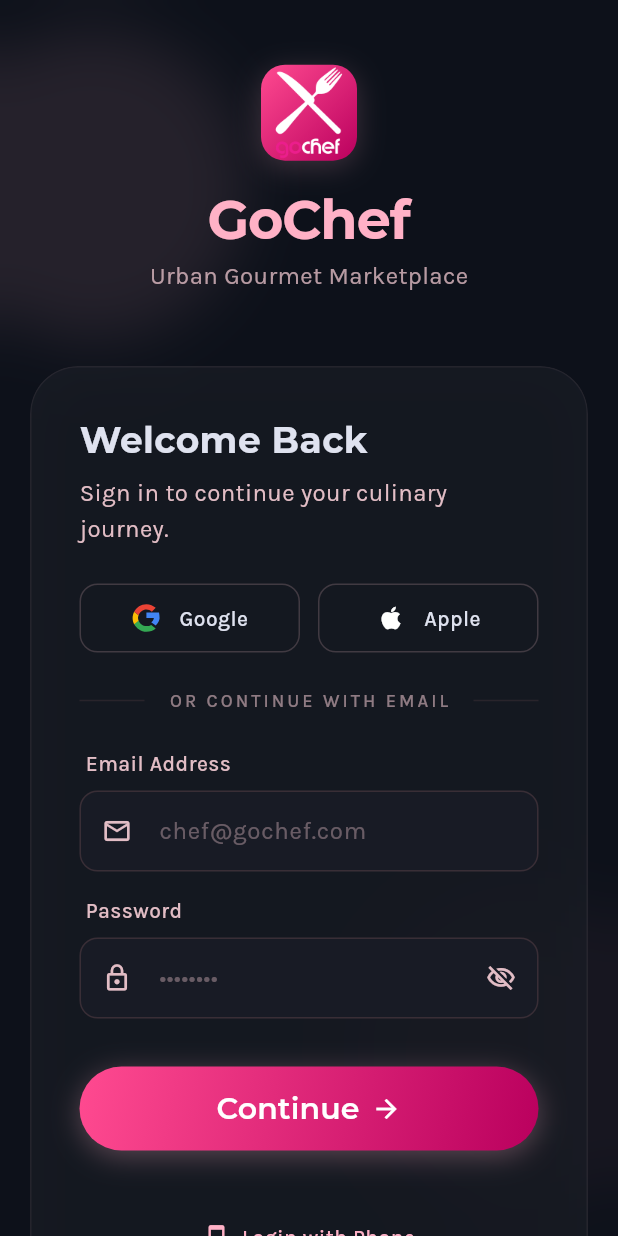
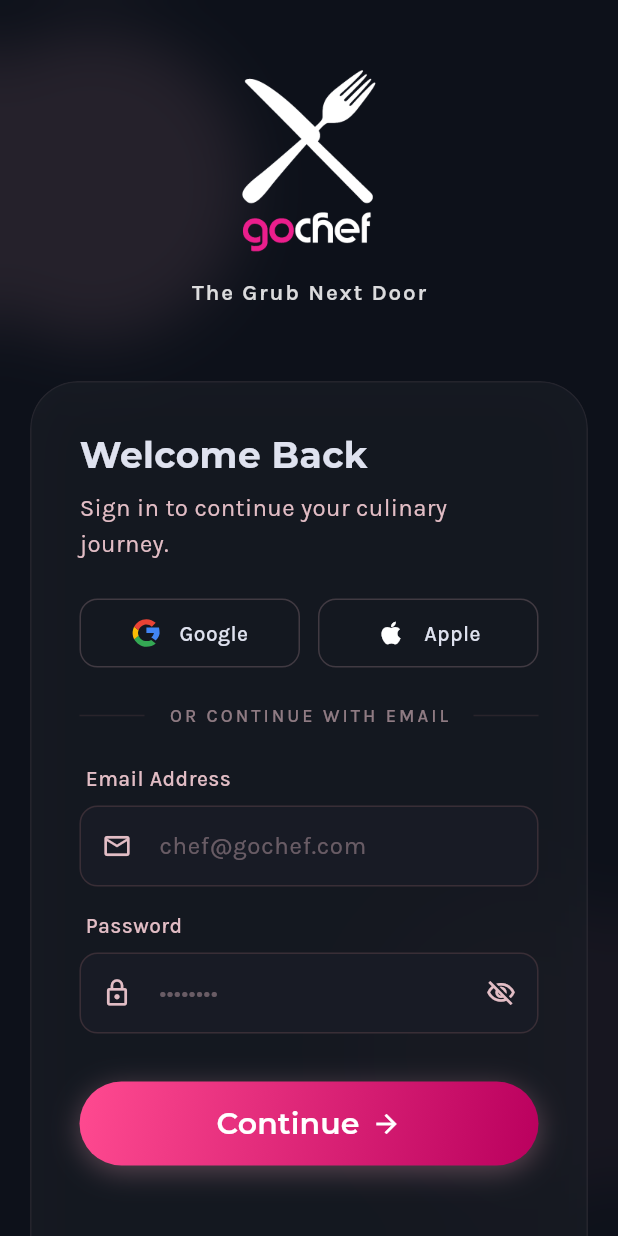
Before and after one commit to farrellfilbert/gochef, a Flutter app: the screen it shows after launch, on a phone screen of 412 x 824 dp. Run offline on Flutter 3.47's test engine with Material 3 defaults, Android fonts, the phone set to English and light mode, and no system bars; our stand-ins replace flutter_map, google_fonts, google_sign_in, image_cropper, image_picker, latlong2 and 3 more.

Commit message:
fix: update login logo to loading screen style, subtitle to The Grub Next Door, and prominent cart button next to 3 dots in kitchen

```diff
--- a/lib/screens/auth/login_screen.dart
+++ b/lib/screens/auth/login_screen.dart
@@ -239,51 +239,31 @@
   Widget _buildLogoArea() {
     return Column(
       children: [
-        // Logo icon with gradient
+        // Logo icon with subtle bounce/float (same as loading screen)
         AnimatedBuilder(
           animation: _floatAnimation,
           builder: (context, child) => Transform.translate(
             offset: Offset(0, _floatAnimation.value * 0.3),
             child: child,
           ),
-          child: Container(
-            width: 64,
-            height: 64,
-            decoration: BoxDecoration(
-              borderRadius: BorderRadius.circular(16),
-              gradient: AppColors.magentaGloss,
-              boxShadow: [
-                BoxShadow(
-                  color: AppColors.primary.withValues(alpha: 0.2),
-                  blurRadius: 16,
-                  offset: const Offset(0, 4),
-                ),
-              ],
-            ),
-            child: ClipRRect(
-              borderRadius: BorderRadius.circular(16),
-              child: Image.asset(
-                'assets/images/GoCheflogo.png',
-                width: 64,
-                height: 64,
-                fit: BoxFit.cover,
-              ),
-            ),
+          child: Image.asset(
+            'assets/images/logo.png',
+            width: 128,
+            height: 128,
+            fit: BoxFit.contain,
           ),
         ),
-        const SizedBox(height: 12),
-        // Title
-        Text(
-          'GoChef',
-          style: AppTextStyles.displayLgMobile(color: AppColors.primary),
-        ),
-        const SizedBox(height: 4),
+        const SizedBox(height: 8),
         // Subtitle
         Opacity(
-          opacity: 0.8,
+          opacity: 0.85,
           child: Text(
-            'Urban Gourmet Marketplace',
-            style: AppTextStyles.bodyMd(color: AppColors.onSurfaceVariant),
+            'The Grub Next Door',
+            style: AppTextStyles.bodyMd(color: Colors.white).copyWith(
+              letterSpacing: 1.2,
+              fontWeight: FontWeight.w600,
+              fontSize: 15,
+            ),
           ),
         ),
       ],
```
Also changed, not shown: lib/screens/kitchen/kitchen_profile_screen.dart (+20 -10 lines), 3 other files.
